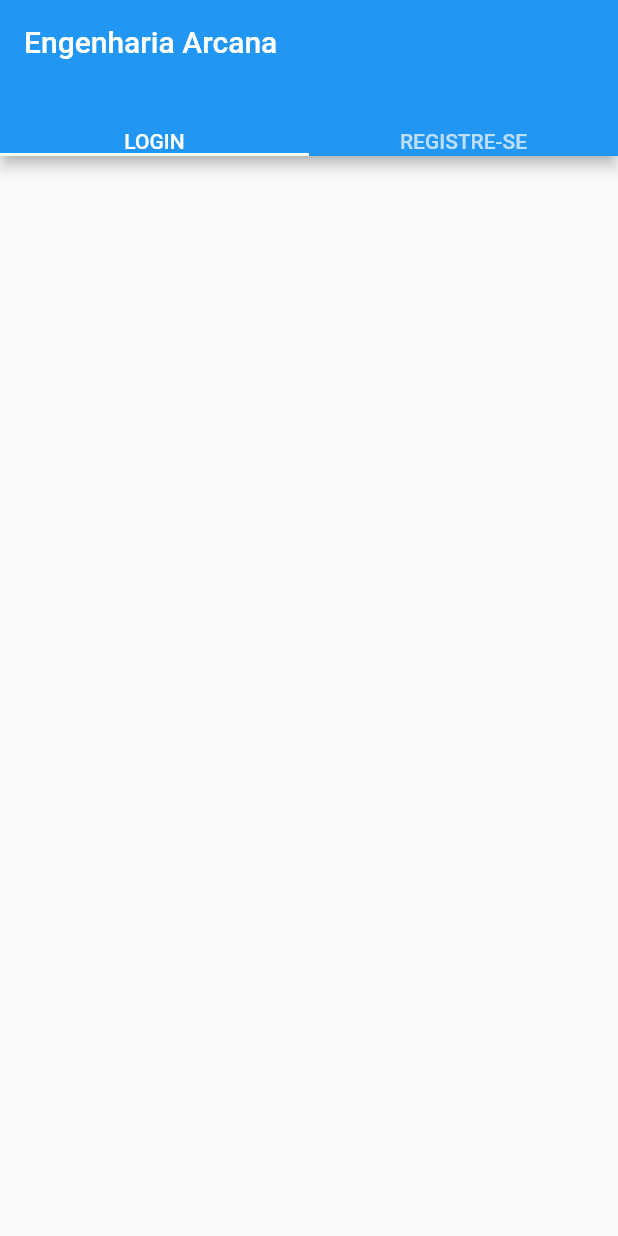
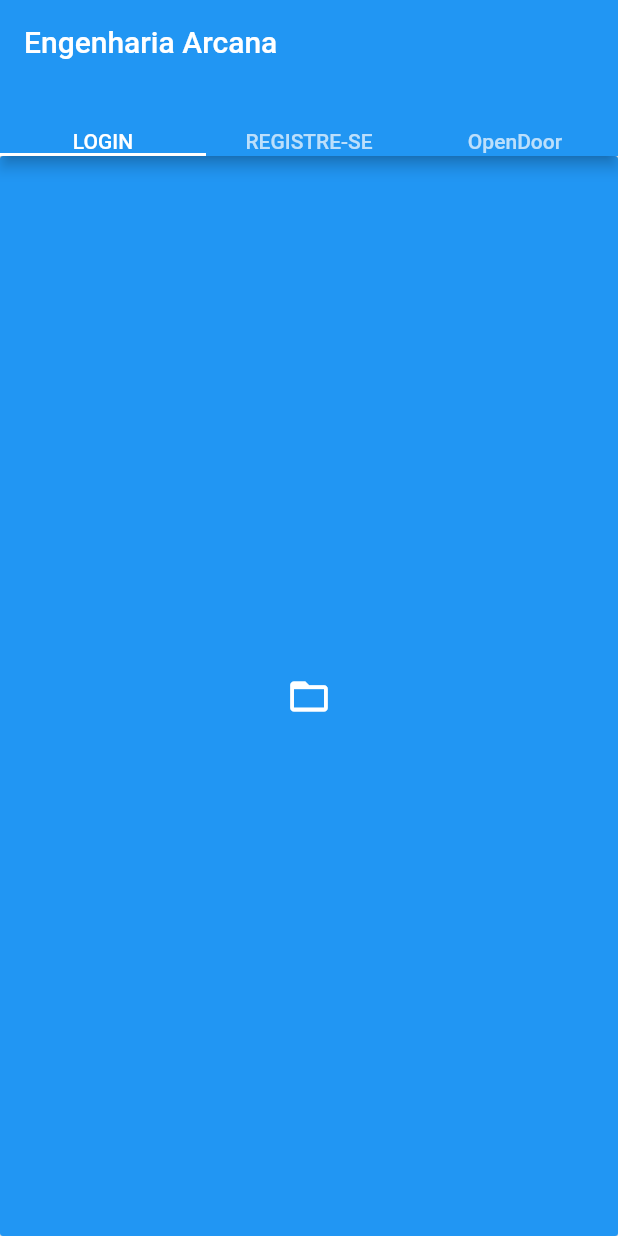
Before and after one commit to gusVLZ/smartlock_flutter, a Flutter app: the screen it shows after launch, on a phone screen of 412 x 824 dp. Run offline on Flutter 3.47's test engine with Material 2 defaults, Android fonts, the phone set to English and light mode, and no system bars.

Commit message:
Navegação main
Funcionamento de navegação pela main e adição de nova tab

```diff
--- a/lib/main.dart
+++ b/lib/main.dart
@@ -1,9 +1,7 @@
 import 'package:flutter/material.dart';
 import 'package:smart_locker/Activities/OpenDoor.dart';
 import 'package:smart_locker/Activities/SecondScreen.dart';
-
 import 'Utils/Notifications.dart';
-
 
 
 void main() => runApp(MyApp());
@@ -14,24 +12,34 @@ class MyApp extends StatelessWidget {
   Widget build(BuildContext context) {
     return MaterialApp(
       home: DefaultTabController(
-        length: 2,
+        length: 3,
         child: Scaffold(
           appBar: AppBar(
             bottom: TabBar(
               tabs: [
                 Text('LOGIN'),
                 Text('REGISTRE-SE'),
+                Text('OpenDoor'),
               ],
             ),
             title: Text('Engenharia Arcana'),
           ),
-          body: TabBarView(
+          body: Builder(builder: (context) =>TabBarView(
             children: [
-                Text(''),
-                Text(''),
+              RaisedButton(
+                color: Colors.blue,
+                splashColor: Colors.white,
+                textColor: Colors.white,
+                onPressed: () {
+                  Navigator.push(
+                      context,MaterialPageRoute(
+                          builder: (context) => OpenDoor()));
+                },
+                child: Icon(Icons.folder_open, size: 30),
+              ),
             ],
 
-          ),
+          )),
         ),
       ),
 
```
